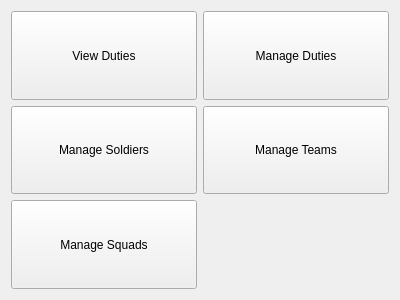
First picture: the form in Views/dashboard.ui, repository MehmetHY/MilitaryOutpostManagement-Qt5, before the edit.
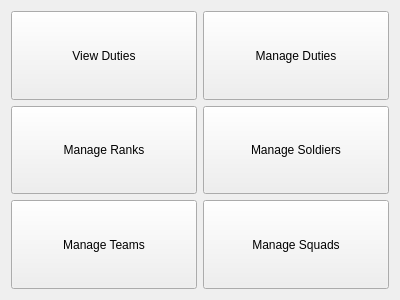
Second picture: the form after the edit.

Commit message: created manage ranks view ui

The edit to the form file:
```diff
--- a/Views/dashboard.ui
+++ b/Views/dashboard.ui
@@ -14,8 +14,8 @@
    <string>Form</string>
   </property>
   <layout class="QGridLayout" name="gridLayout">
-   <item row="0" column="0">
-    <widget class="QPushButton" name="viewDutiesButton">
+   <item row="3" column="0">
+    <widget class="QPushButton" name="manageTeamsButton">
      <property name="sizePolicy">
       <sizepolicy hsizetype="Preferred" vsizetype="Preferred">
        <horstretch>0</horstretch>
@@ -29,7 +29,26 @@
       </size>
      </property>
      <property name="text">
-      <string>View Duties</string>
+      <string>Manage Teams</string>
+     </property>
+    </widget>
+   </item>
+   <item row="3" column="1">
+    <widget class="QPushButton" name="manageSquadsButton">
+     <property name="sizePolicy">
+      <sizepolicy hsizetype="Preferred" vsizetype="Preferred">
+       <horstretch>0</horstretch>
+       <verstretch>0</verstretch>
+      </sizepolicy>
+     </property>
+     <property name="minimumSize">
+      <size>
+       <width>0</width>
+       <height>0</height>
+      </size>
+     </property>
+     <property name="text">
+      <string>Manage Squads</string>
      </property>
     </widget>
    </item>
@@ -52,7 +71,26 @@
      </property>
     </widget>
    </item>
-   <item row="1" column="0">
+   <item row="0" column="0">
+    <widget class="QPushButton" name="viewDutiesButton">
+     <property name="sizePolicy">
+      <sizepolicy hsizetype="Preferred" vsizetype="Preferred">
+       <horstretch>0</horstretch>
+       <verstretch>0</verstretch>
+      </sizepolicy>
+     </property>
+     <property name="minimumSize">
+      <size>
+       <width>0</width>
+       <height>0</height>
+      </size>
+     </property>
+     <property name="text">
+      <string>View Duties</string>
+     </property>
+    </widget>
+   </item>
+   <item row="1" column="1">
     <widget class="QPushButton" name="manageSoldiersButton">
      <property name="sizePolicy">
       <sizepolicy hsizetype="Preferred" vsizetype="Preferred">
@@ -71,8 +109,8 @@
      </property>
     </widget>
    </item>
-   <item row="1" column="1">
-    <widget class="QPushButton" name="manageTeamsButton">
+   <item row="1" column="0">
+    <widget class="QPushButton" name="manageRanksButton">
      <property name="sizePolicy">
       <sizepolicy hsizetype="Preferred" vsizetype="Preferred">
        <horstretch>0</horstretch>
@@ -86,26 +124,7 @@
       </size>
      </property>
      <property name="text">
-      <string>Manage Teams</string>
-     </property>
-    </widget>
-   </item>
-   <item row="2" column="0">
-    <widget class="QPushButton" name="manageSquadsButton">
-     <property name="sizePolicy">
-      <sizepolicy hsizetype="Preferred" vsizetype="Preferred">
-       <horstretch>0</horstretch>
-       <verstretch>0</verstretch>
-      </sizepolicy>
-     </property>
-     <property name="minimumSize">
-      <size>
-       <width>0</width>
-       <height>0</height>
-      </size>
-     </property>
-     <property name="text">
-      <string>Manage Squads</string>
+      <string>Manage Ranks</string>
      </property>
     </widget>
    </item>
```
The commit also changes 14 other files.
